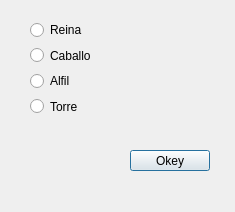
Old version of the form proyecto/elejirficha.ui in the repository wanserherrera/TO-Proyecto.
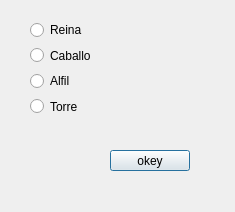
New version of the form.

Diff of the .ui file:
```diff
--- a/proyecto/elejirficha.ui
+++ b/proyecto/elejirficha.ui
@@ -13,20 +13,7 @@
   <property name="windowTitle">
    <string>Dialog</string>
   </property>
-  <widget class="QPushButton" name="pushButton">
-   <property name="geometry">
-    <rect>
-     <x>130</x>
-     <y>150</y>
-     <width>80</width>
-     <height>21</height>
-    </rect>
-   </property>
-   <property name="text">
-    <string>Okey</string>
-   </property>
-  </widget>
-  <widget class="QWidget" name="">
+  <widget class="QWidget" name="layoutWidget">
    <property name="geometry">
     <rect>
      <x>30</x>
@@ -66,6 +53,19 @@
     </item>
    </layout>
   </widget>
+  <widget class="QPushButton" name="pushButton">
+   <property name="geometry">
+    <rect>
+     <x>110</x>
+     <y>150</y>
+     <width>80</width>
+     <height>21</height>
+    </rect>
+   </property>
+   <property name="text">
+    <string>okey</string>
+   </property>
+  </widget>
  </widget>
  <resources/>
  <connections/>
```
